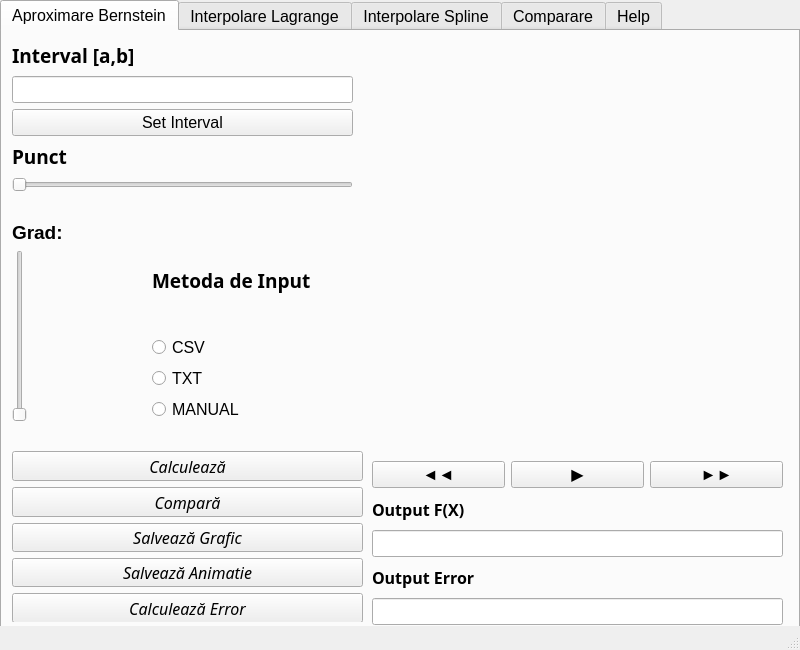
Before: the Qt Designer form PYTHONUI/UI_MODEL_01.ui in Vlad-Aureliu-Moraru/PROIECT-PY, drawn with Qt 5.
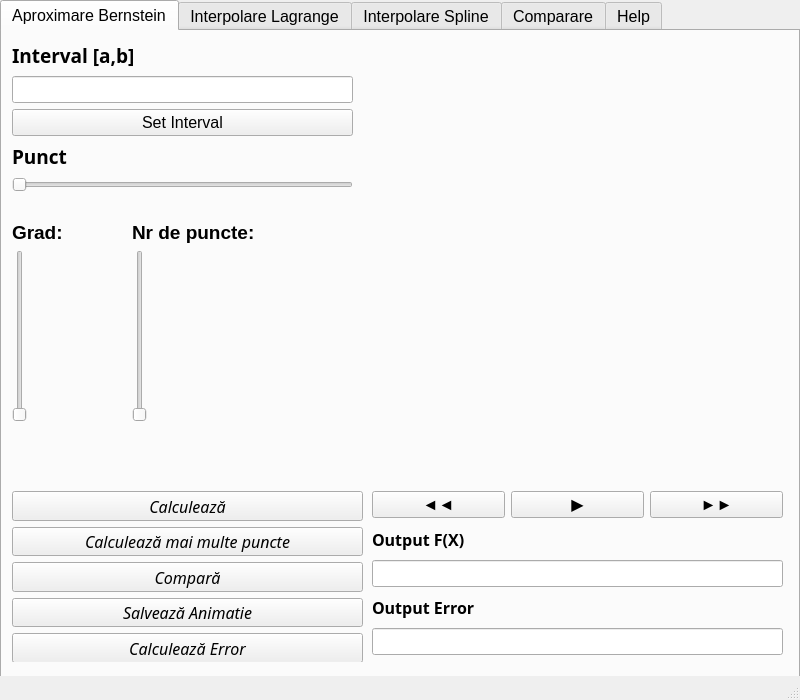
After: the same form once the commit is applied. The open tabs and pages were chosen to show the change.

Commit message: UI finalized ver1

Patch:
```diff
--- a/PYTHONUI/UI_MODEL_01.ui
+++ b/PYTHONUI/UI_MODEL_01.ui
@@ -7,7 +7,7 @@
     <x>0</x>
     <y>0</y>
     <width>800</width>
-    <height>650</height>
+    <height>700</height>
    </rect>
   </property>
   <property name="font">
@@ -27,7 +27,7 @@
       <x>0</x>
       <y>0</y>
       <width>800</width>
-      <height>650</height>
+      <height>700</height>
      </rect>
     </property>
     <property name="currentIndex">
@@ -96,59 +96,11 @@
        </item>
       </layout>
      </widget>
-     <widget class="QWidget" name="verticalLayoutWidget_2">
-      <property name="geometry">
-       <rect>
-        <x>150</x>
-        <y>200</y>
-        <width>201</width>
-        <height>191</height>
-       </rect>
-      </property>
-      <layout class="QVBoxLayout" name="radio_buttons_lay">
-       <item>
-        <widget class="QLabel" name="AB_LABEL_METODE">
-         <property name="font">
-          <font>
-           <family>Droid Sans Fallback</family>
-           <pointsize>14</pointsize>
-           <weight>75</weight>
-           <bold>true</bold>
-          </font>
-         </property>
-         <property name="text">
-          <string>Metoda de Input</string>
-         </property>
-        </widget>
-       </item>
-       <item>
-        <widget class="QRadioButton" name="AB_RADIO_CSV">
-         <property name="text">
-          <string>CSV</string>
-         </property>
-        </widget>
-       </item>
-       <item>
-        <widget class="QRadioButton" name="AB_RADIO_TXT">
-         <property name="text">
-          <string>TXT</string>
-         </property>
-        </widget>
-       </item>
-       <item>
-        <widget class="QRadioButton" name="AB_RADIO_MANUAL">
-         <property name="text">
-          <string>MANUAL</string>
-         </property>
-        </widget>
-       </item>
-      </layout>
-     </widget>
      <widget class="QWidget" name="gridLayoutWidget">
       <property name="geometry">
        <rect>
         <x>10</x>
-        <y>420</y>
+        <y>460</y>
         <width>351</width>
         <height>171</height>
        </rect>
@@ -202,22 +154,6 @@
          </property>
         </widget>
        </item>
-       <item row="3" column="0">
-        <widget class="QPushButton" name="AB_BUTTON_GRAFIC">
-         <property name="font">
-          <font>
-           <family>Fira Sans</family>
-           <pointsize>12</pointsize>
-           <weight>50</weight>
-           <italic>true</italic>
-           <bold>false</bold>
-          </font>
-         </property>
-         <property name="text">
-          <string>Salvează Grafic</string>
-         </property>
-        </widget>
-       </item>
        <item row="5" column="0">
         <widget class="QPushButton" name="AB_BUTTON_ERROR">
          <property name="font">
@@ -234,6 +170,22 @@
          </property>
         </widget>
        </item>
+       <item row="1" column="0">
+        <widget class="QPushButton" name="AB_BUTTON_GRAFIC">
+         <property name="font">
+          <font>
+           <family>Fira Sans</family>
+           <pointsize>12</pointsize>
+           <weight>50</weight>
+           <italic>true</italic>
+           <bold>false</bold>
+          </font>
+         </property>
+         <property name="text">
+          <string>Calculează mai multe puncte</string>
+         </property>
+        </widget>
+       </item>
       </layout>
      </widget>
      <widget class="QWidget" name="verticalLayoutWidget_3">
@@ -273,7 +225,7 @@
       <property name="geometry">
        <rect>
         <x>370</x>
-        <y>430</y>
+        <y>460</y>
         <width>411</width>
         <height>164</height>
        </rect>
@@ -368,8 +320,8 @@
        <rect>
         <x>360</x>
         <y>10</y>
-        <width>411</width>
-        <height>391</height>
+        <width>421</width>
+        <height>421</height>
        </rect>
       </property>
       <layout class="QGridLayout" name="gridLayout">
@@ -378,6 +330,39 @@
        </item>
       </layout>
      </widget>
+     <widget class="QWidget" name="verticalLayoutWidget_13">
+      <property name="geometry">
+       <rect>
+        <x>130</x>
+        <y>190</y>
+        <width>149</width>
+        <height>201</height>
+       </rect>
+      </property>
+      <layout class="QVBoxLayout" name="Grad_layout_2">
+       <item>
+        <widget class="QLabel" name="AB_LABEL_GRAD_2">
+         <property name="font">
+          <font>
+           <pointsize>14</pointsize>
+           <weight>75</weight>
+           <bold>true</bold>
+          </font>
+         </property>
+         <property name="text">
+          <string>Nr de puncte:</string>
+         </property>
+        </widget>
+       </item>
+       <item>
+        <widget class="QSlider" name="AB_SLIDER_2">
+         <property name="orientation">
+          <enum>Qt::Vertical</enum>
+         </property>
+        </widget>
+       </item>
+      </layout>
+     </widget>
     </widget>
     <widget class="QWidget" name="tab_2">
      <attribute name="title">
```
Left out of the diff: 100 changed lines with no effect on the pictures.
